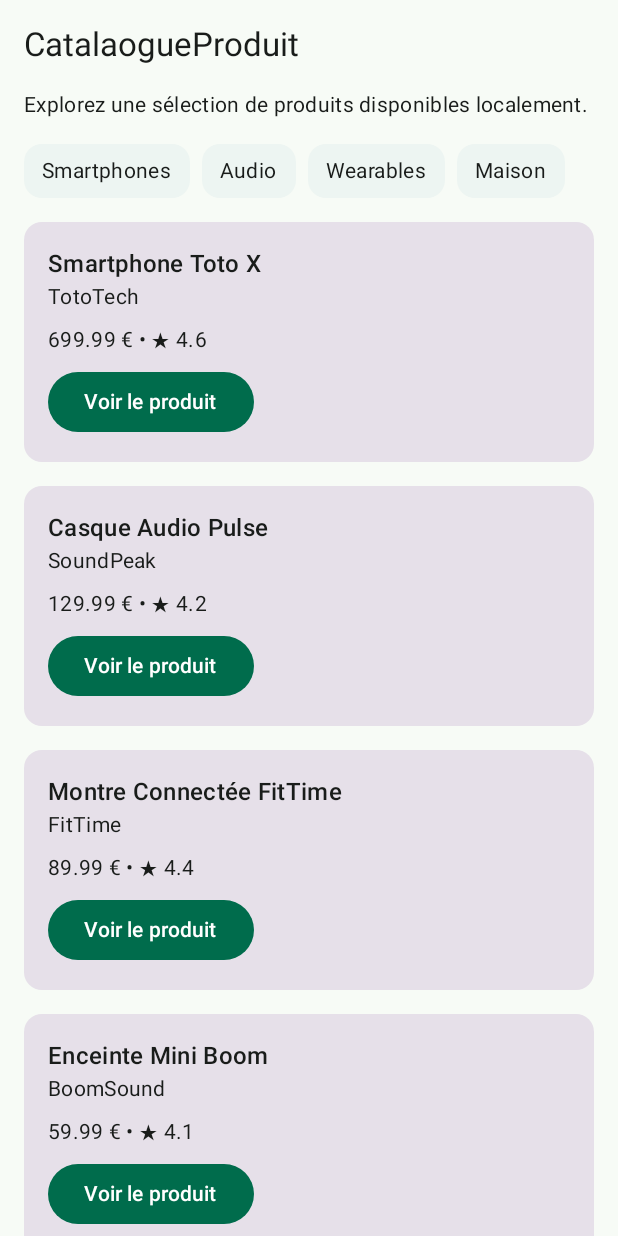
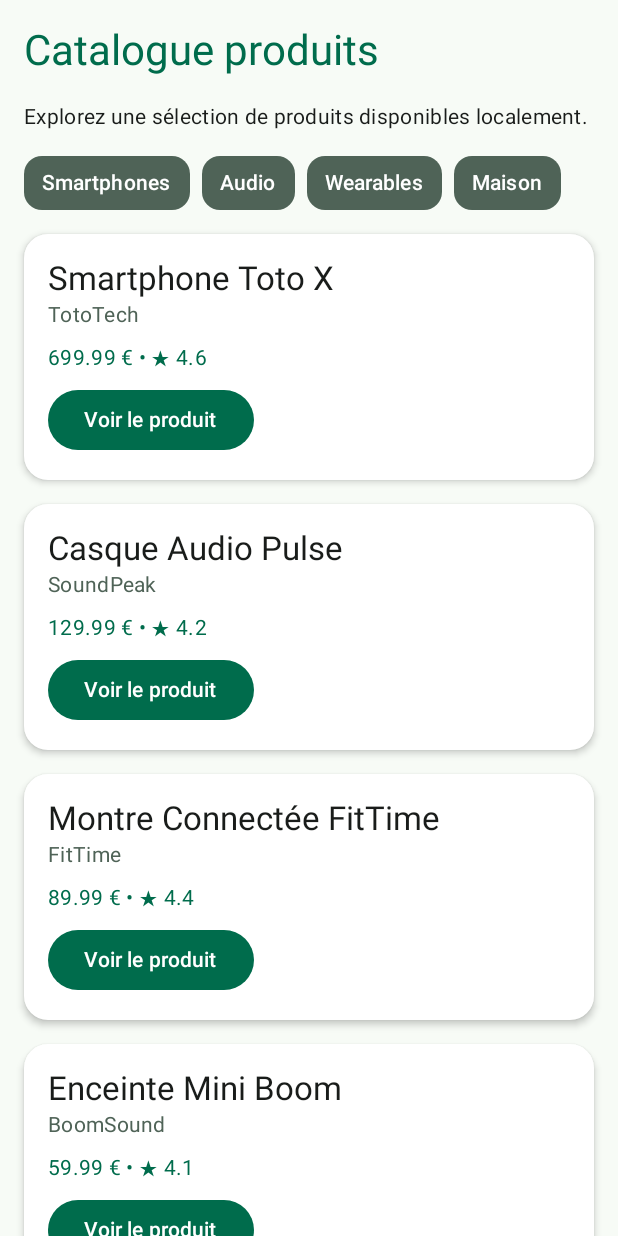
Before and after one commit to Eugene-Cordier/ESGI_kotlin_tp, an Android app built with Jetpack Compose: the screen it shows after launch (MainActivity), on a phone screen of 412 x 824 dp. Run offline under Robolectric (Android 15) with nearby library versions, the phone set to English and light mode, and no system bars.

Commit message:
feat(tp7): application des couleurs dans catalogue produit

```diff
--- a/Product_Explorer/app/src/main/java/com/example/product_explorer/ProductCatalogScreen.kt
+++ b/Product_Explorer/app/src/main/java/com/example/product_explorer/ProductCatalogScreen.kt
@@ -1,5 +1,6 @@
 package com.example.product_explorer
 
+import androidx.compose.foundation.background
 import androidx.compose.foundation.layout.Arrangement
 import androidx.compose.foundation.layout.Column
 import androidx.compose.foundation.layout.PaddingValues
@@ -18,6 +19,7 @@ import androidx.compose.runtime.Composable
 import androidx.compose.ui.Modifier
 import androidx.compose.ui.unit.dp
 import androidx.compose.foundation.lazy.items
+import androidx.compose.material3.CardDefaults
 
 @Composable
 fun ProductCatalogScreen(
@@ -26,14 +28,15 @@ fun ProductCatalogScreen(
     modifier: Modifier = Modifier
 ) {
     LazyColumn (
-        modifier = modifier.fillMaxSize(),
+        modifier = modifier.fillMaxSize().background(MaterialTheme.colorScheme.background),
         contentPadding = PaddingValues(16.dp),
         verticalArrangement = Arrangement.spacedBy(16.dp)
     ) {
        item {
            Text(
-               text = "CatalaogueProduit",
-               style = MaterialTheme.typography.titleLarge
+               text = "Catalogue produits",
+               style = MaterialTheme.typography.headlineMedium,
+               color = MaterialTheme.colorScheme.primary
            )
        }
         item {
@@ -65,22 +68,34 @@ fun ProductListItem(
     onClick: () -> Unit,
     modifier: Modifier = Modifier
 ) {
-    Card (modifier = modifier.fillMaxWidth()) {
+    Card (
+        modifier = modifier.fillMaxWidth(),
+        shape = MaterialTheme.shapes.large,
+        colors = CardDefaults.cardColors(
+            containerColor = MaterialTheme.colorScheme.surface
+        ),
+        elevation = CardDefaults.cardElevation(
+            defaultElevation = 3.dp
+        )
+    ) {
         Column(
             modifier = Modifier.padding(16.dp)
         ) {
             Text(
                 text = product.title,
-                style = MaterialTheme.typography.titleMedium
+                style = MaterialTheme.typography.titleLarge,
+                color = MaterialTheme.colorScheme.onSurface
             )
             Text(
                 text = product.brand,
-                style = MaterialTheme.typography.bodyMedium
+                style = MaterialTheme.typography.bodyMedium,
+                color = MaterialTheme.colorScheme.secondary
             )
             Spacer(modifier = Modifier.height(8.dp))
             Text(
                 text = "${product.price} € • ★ ${product.rating}",
-                style = MaterialTheme.typography.bodyMedium
+                style = MaterialTheme.typography.bodyMedium,
+                color = MaterialTheme.colorScheme.primary
             )
             Spacer(modifier = Modifier.height(8.dp))
             Button(onClick = onClick) {
--- a/Product_Explorer/app/src/main/java/com/example/product_explorer/ProductHomeScreen.kt
+++ b/Product_Explorer/app/src/main/java/com/example/product_explorer/ProductHomeScreen.kt
@@ -148,12 +148,14 @@ fun CategoryChip(
     Surface(
         modifier = modifier,
         shape = MaterialTheme.shapes.medium,
-        tonalElevation = 2.dp
+        tonalElevation = 2.dp,
+        color = MaterialTheme.colorScheme.secondary,
+        contentColor = MaterialTheme.colorScheme.onPrimary
     ) {
         Text(
             text = label,
             modifier = Modifier.padding(horizontal = 12.dp, vertical = 8.dp),
-            style = MaterialTheme.typography.bodyMedium
+            style = MaterialTheme.typography.labelLarge
         )
     }
 }
```
